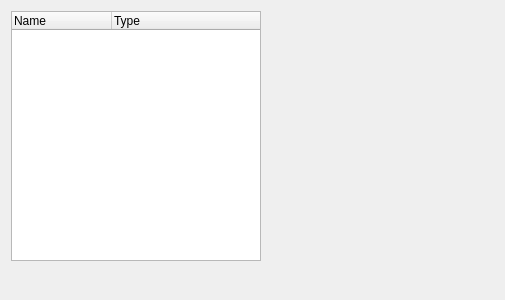
Above: src/ui/qt/ConfigureDialog.ui from wisk/medusa before the change; both pictures show x 0 to 505 and y 0 to 300 of the 800 by 300 pixel window. Below: the same form after it.
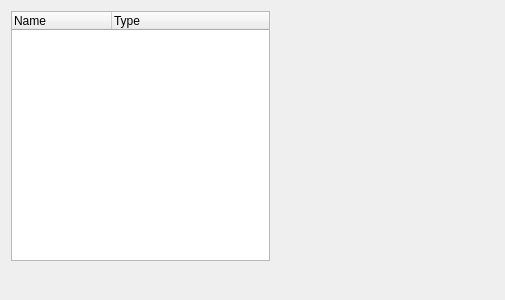
That is the form after the change.

```diff
--- a/src/ui/qt/ConfigureDialog.ui
+++ b/src/ui/qt/ConfigureDialog.ui
@@ -28,7 +28,7 @@
          </property>
          <property name="maximumSize">
           <size>
-           <width>250</width>
+           <width>300</width>
            <height>16777215</height>
           </size>
          </property>
```
